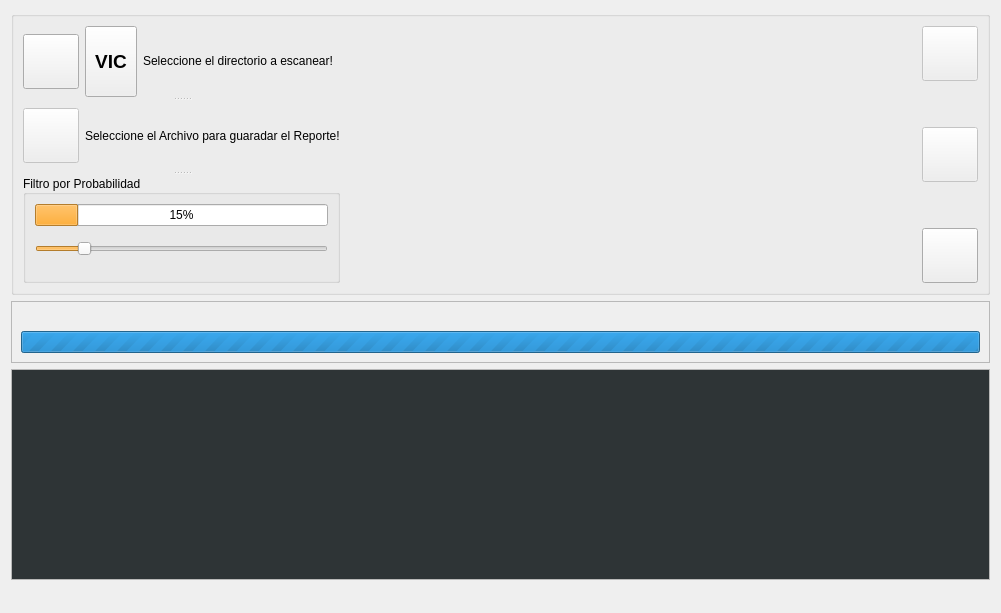
First picture: the form in src/ui/scann_ui/ui_nsfw_scann.ui, repository sclMAX/NsfwScannAndExplorer, before the edit.
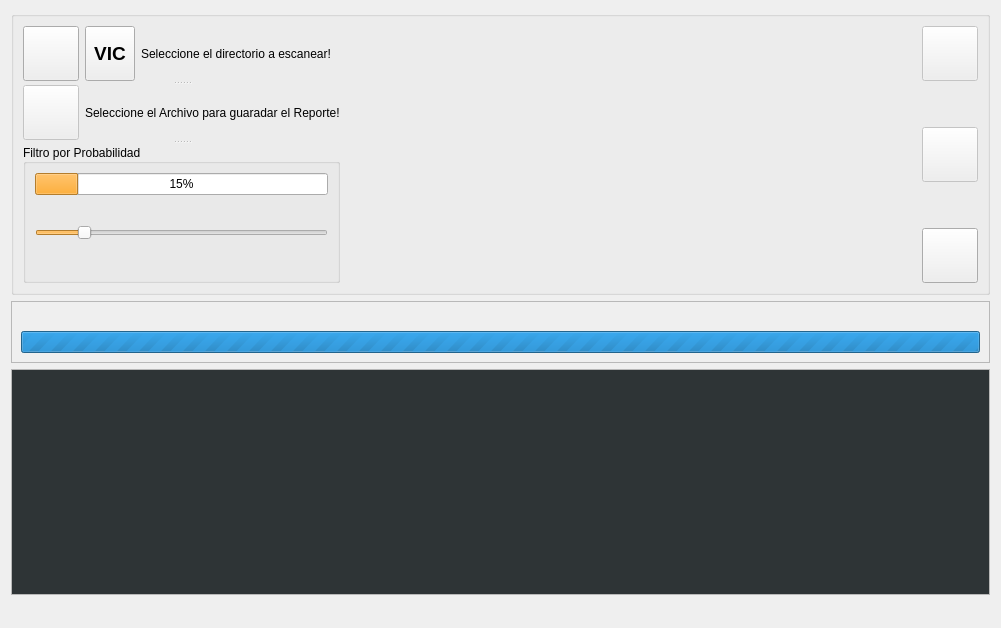
Second picture: the form after the edit. Icons and pictures are not drawn.

Patch:
```diff
--- a/src/ui/scann_ui/ui_nsfw_scann.ui
+++ b/src/ui/scann_ui/ui_nsfw_scann.ui
@@ -10,7 +10,7 @@
     <x>0</x>
     <y>0</y>
     <width>1001</width>
-    <height>613</height>
+    <height>628</height>
    </rect>
   </property>
   <property name="sizePolicy">
@@ -74,10 +74,16 @@
         <widget class="QWidget" name="layoutWidget">
          <layout class="QHBoxLayout" name="horizontalLayout" stretch="0,0,0">
           <property name="sizeConstraint">
-           <enum>QLayout::SetDefaultConstraint</enum>
+           <enum>QLayout::SetFixedSize</enum>
           </property>
           <item alignment="Qt::AlignLeft">
            <widget class="QToolButton" name="btnScannFolder">
+            <property name="sizePolicy">
+             <sizepolicy hsizetype="Expanding" vsizetype="Expanding">
+              <horstretch>0</horstretch>
+              <verstretch>0</verstretch>
+             </sizepolicy>
+            </property>
             <property name="minimumSize">
              <size>
               <width>50</width>
@@ -163,11 +169,20 @@
         </widget>
         <widget class="QWidget" name="layoutWidget">
          <layout class="QHBoxLayout" name="horizontalLayout_2">
+          <property name="sizeConstraint">
+           <enum>QLayout::SetFixedSize</enum>
+          </property>
           <item>
            <widget class="QToolButton" name="btnSave">
             <property name="enabled">
              <bool>false</bool>
             </property>
+            <property name="sizePolicy">
+             <sizepolicy hsizetype="Expanding" vsizetype="Expanding">
+              <horstretch>0</horstretch>
+              <verstretch>0</verstretch>
+             </sizepolicy>
+            </property>
             <property name="minimumSize">
              <size>
               <width>50</width>
```
